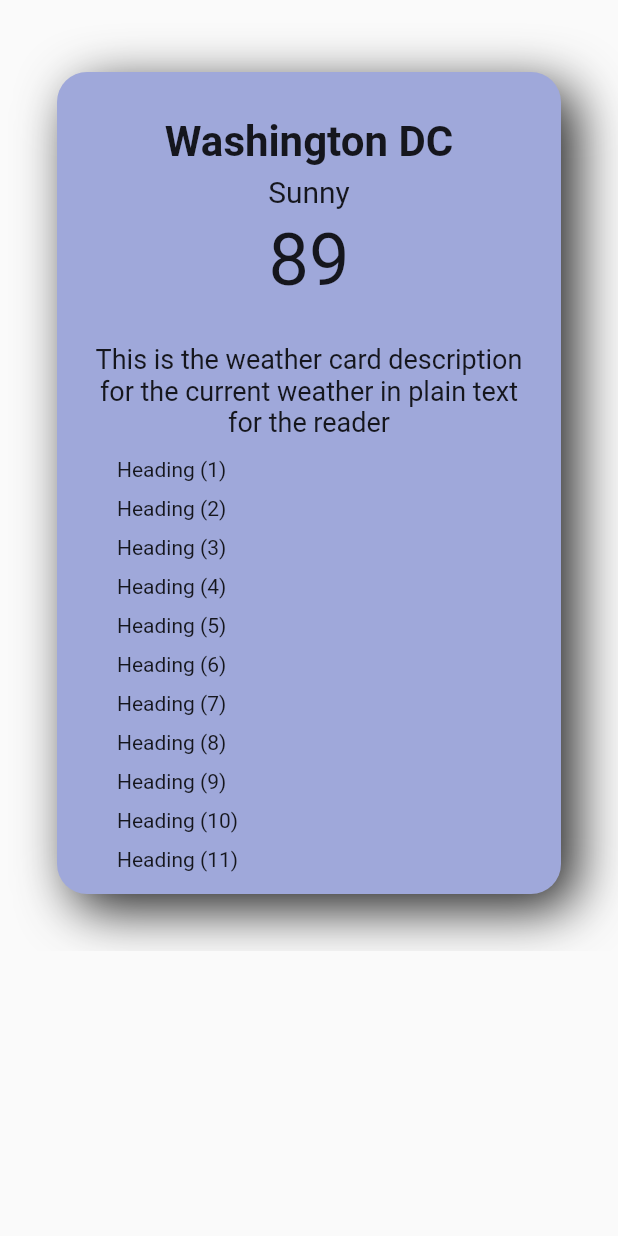
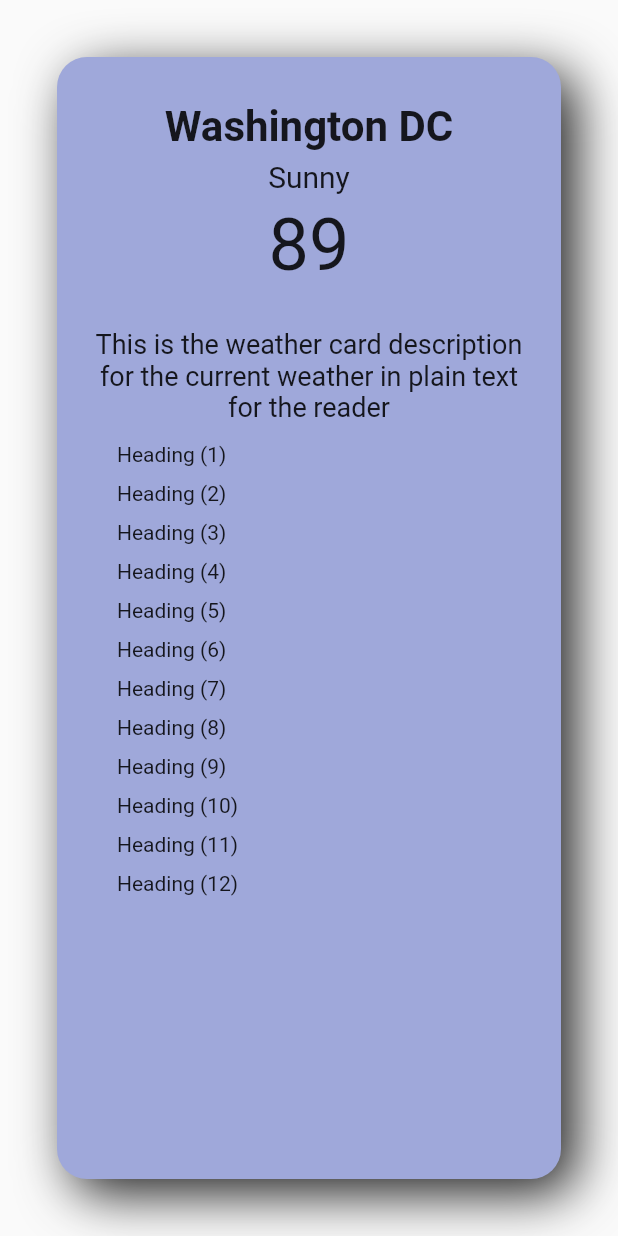
Before and after one commit to aaronksaunders/weather_demo, a Flutter app: the WeatherSlider widget shown alone on an empty page, opened directly, on a phone screen of 412 x 824 dp. Run offline on Flutter 3.47's test engine with Material 2 defaults, Android fonts, the phone set to English and light mode, and no system bars; our stand-ins replace location.

Commit message:
addressing android version issues

```diff
--- a/lib/my_slider.dart
+++ b/lib/my_slider.dart
@@ -16,9 +16,7 @@ class WeatherSlider extends StatelessWidget {
   Widget build(BuildContext context) {
     final MediaQueryData mediaQueryData = MediaQuery.of(context);
 
-    return Container(
-      margin: const EdgeInsets.symmetric(vertical: 10.0),
-      height: mediaQueryData.size.height - 200.0,
+    return Expanded(
       child: PageView(
         scrollDirection: Axis.horizontal,
         controller: controller,
```
Also changed, not shown: lib/main.dart (+12 -8 lines), 3 other files.
